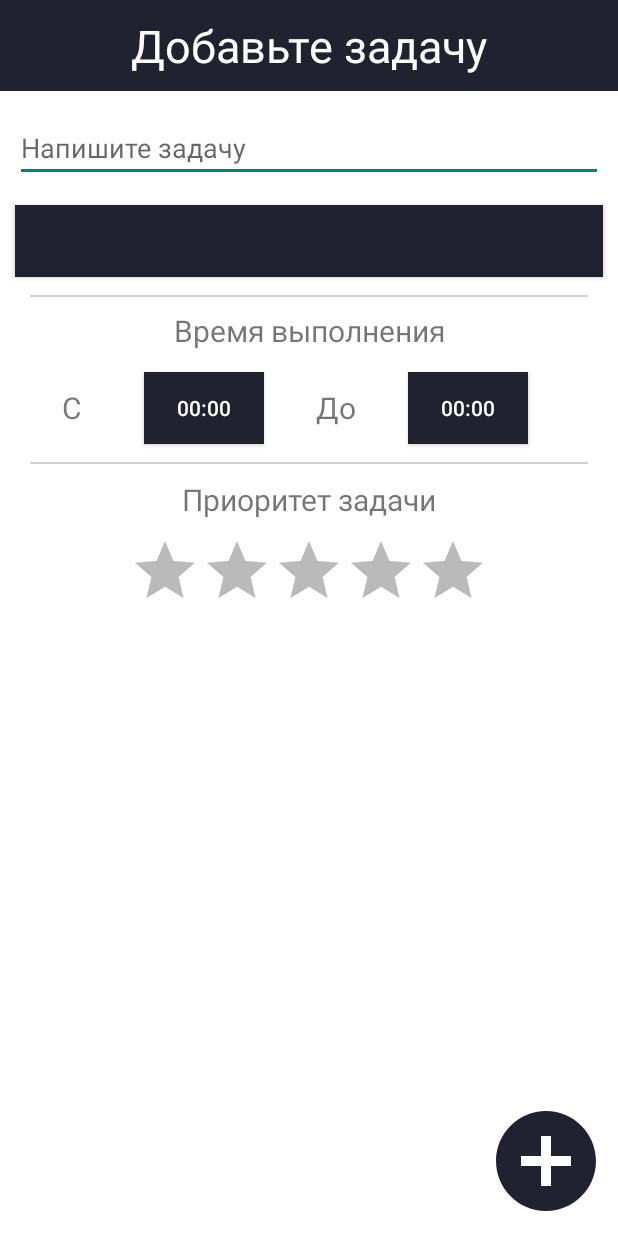
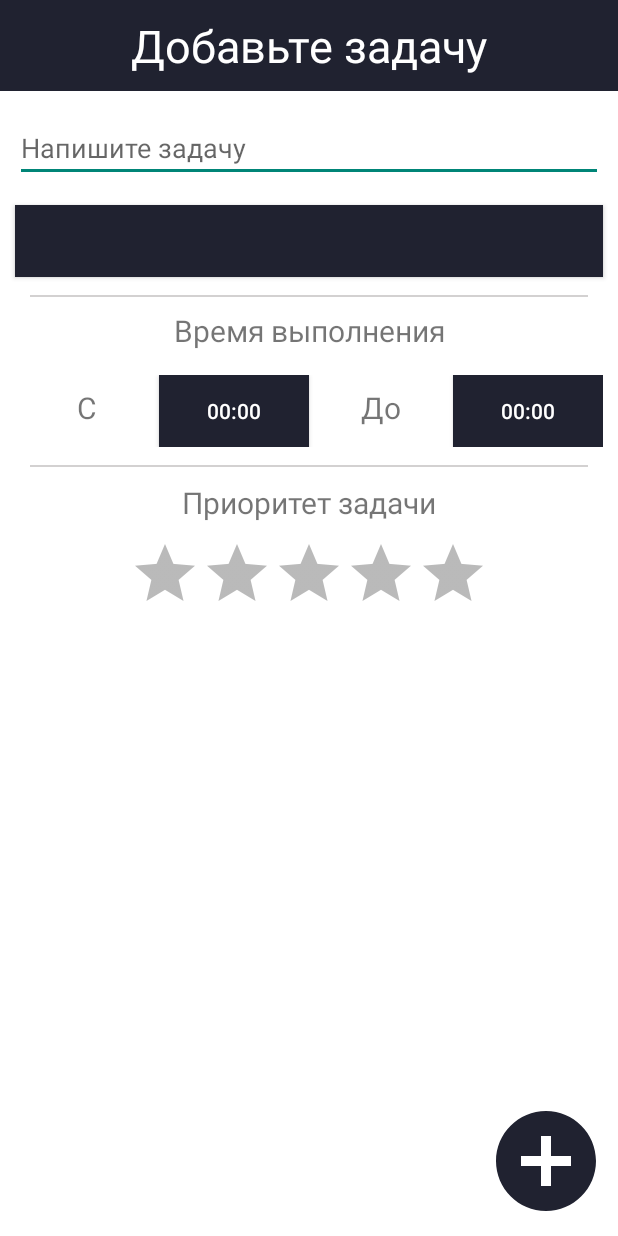
Before and after one commit to OVERENSAL/StudentScheduler, an Android app: the AddTasksActivity screen opened directly, with no data from a screen before it, on a phone screen of 412 x 824 dp. Run offline under Robolectric (Android 15) with nearby library versions, the phone set to English and light mode, and no system bars; libraries missing offline, so code that uses them is left out: com.jakewharton.threetenabp; 1 statement that could not run was skipped.

```diff
--- a/StudentScheduler/app/src/main/java/com/example/studentscheduler/activity/AddTasksActivity.kt
+++ b/StudentScheduler/app/src/main/java/com/example/studentscheduler/activity/AddTasksActivity.kt
@@ -26,15 +26,24 @@ class AddTasksActivity : AppCompatActivity() {
         super.onCreate(savedInstanceState)
         setContentView(R.layout.activity_add_tasks)
 
-        //принятие текущего числа
-        val arg = intent.extras
-        val name = arg!!.get("InternalDate")!!.toString()
-        calendar_button.text = name
-
         myViewModel = ViewModelProviders.of(this)[MyViewModel::class.java] //определение viewmodel
         myViewModel.showTaskEvent.observe(this, androidx.lifecycle.Observer { text ->
             Toast.makeText(this, text, Toast.LENGTH_SHORT).show()
         })
+
+        //принятие текущего числа в calendar_button
+        val arg = intent.extras
+        val name = arg!!.get("InternalDate")!!.toString()
+
+        //определение полей при пересоздании активити
+        if (!(myViewModel.getInternalDate().isEmpty()))
+            calendar_button.text = myViewModel.getInternalDate()
+        else
+            calendar_button.text = name
+        if (!(myViewModel.getStartTime().isEmpty()))
+            startTimeButton.text = myViewModel.getStartTime()
+        if (!(myViewModel.getFinishTime().isEmpty()))
+            finishTimeButton.text = myViewModel.getFinishTime()
 
         val c = Calendar.getInstance()
         //появляется датапикер
--- a/StudentScheduler/app/src/main/java/com/example/studentscheduler/room/TaskDao.kt
+++ b/StudentScheduler/app/src/main/java/com/example/studentscheduler/room/TaskDao.kt
@@ -13,7 +13,9 @@ interface TaskDao {
     @Insert(onConflict = OnConflictStrategy.REPLACE)
     fun insert(task : Task)
 
+    @Update
+    fun update(task: Task)
+
     @Delete
     fun delete(task: Task)
-
 }
--- a/StudentScheduler/app/src/main/res/layout/activity_add_tasks.xml
+++ b/StudentScheduler/app/src/main/res/layout/activity_add_tasks.xml
@@ -39,13 +39,13 @@
         android:id="@+id/scrollView2"
         android:layout_width="match_parent"
         android:layout_height="0dp"
+        android:scrollbars="none"
         app:layout_constraintBottom_toBottomOf="parent"
         app:layout_constraintEnd_toEndOf="parent"
-        app:layout_constraintHorizontal_bias="1.0"
+        app:layout_constraintHorizontal_bias="0.0"
         app:layout_constraintStart_toStartOf="parent"
         app:layout_constraintTop_toBottomOf="@+id/constraintLayout"
-        app:layout_constraintVertical_bias="1.0"
-        android:scrollbars="none">
+        app:layout_constraintVertical_bias="1.0">
 
         <androidx.constraintlayout.widget.ConstraintLayout
             android:layout_width="match_parent"
@@ -66,7 +66,7 @@
                 android:textSize="18sp"
                 app:layout_constraintEnd_toEndOf="parent"
                 app:layout_constraintStart_toStartOf="parent"
-                app:layout_constraintTop_toTopOf="parent"/>
+                app:layout_constraintTop_toTopOf="parent" />
 
             <View
                 android:id="@+id/view"
@@ -92,7 +92,7 @@
                 app:layout_constraintEnd_toEndOf="parent"
                 app:layout_constraintHorizontal_bias="1.0"
                 app:layout_constraintStart_toStartOf="parent"
-                app:layout_constraintTop_toBottomOf="@+id/startTimeButton" />
+                app:layout_constraintTop_toBottomOf="@+id/grid_layout" />
 
             <Button
                 android:id="@+id/calendar_button"
@@ -122,53 +122,54 @@
                 app:layout_constraintStart_toStartOf="parent"
                 app:layout_constraintTop_toTopOf="@+id/view" />
 
-            <Button
-                android:id="@+id/startTimeButton"
-                android:layout_width="80dp"
+            <GridLayout
+                android:id="@+id/grid_layout"
+                android:layout_width="match_parent"
                 android:layout_height="wrap_content"
+                android:layout_marginTop="16dp"
+                app:layout_constraintEnd_toEndOf="parent"
+                app:layout_constraintStart_toStartOf="parent"
+                app:layout_constraintTop_toBottomOf="@+id/runTimeView"
                 android:layout_marginStart="10dp"
-                android:layout_marginTop="14dp"
-                android:background="@color/mainColor"
-                android:text="@string/_00_00"
-                android:textColor="#FFFFFF"
-                app:layout_constraintStart_toEndOf="@+id/startTimeView"
-                app:layout_constraintTop_toBottomOf="@+id/runTimeView" />
+                android:layout_marginEnd="10dp">
 
                 <TextView
                     android:id="@+id/startTimeView"
                     android:layout_width="76dp"
                     android:layout_height="wrap_content"
-                android:layout_marginStart="10dp"
-                android:layout_marginTop="24dp"
-                android:gravity="center"
                     android:text="@string/startTimeView"
                     android:textSize="20sp"
-                app:layout_constraintStart_toStartOf="parent"
-                app:layout_constraintTop_toBottomOf="@+id/runTimeView" />
+                    android:gravity="center"
+                    android:layout_columnWeight="1"/>
+
+                <Button
+                    android:id="@+id/startTimeButton"
+                    android:layout_width="80dp"
+                    android:layout_height="wrap_content"
+                    android:background="@color/mainColor"
+                    android:text="@string/_00_00"
+                    android:textColor="#FFFFFF"
+                    android:layout_columnWeight="1"/>
+
+                <TextView
+                    android:id="@+id/finishTimeView"
+                    android:layout_width="76dp"
+                    android:layout_height="wrap_content"
+                    android:gravity="center"
+                    android:text="@string/finishTimeView"
+                    android:textSize="20sp"
+                    android:layout_columnWeight="1"/>
 
                 <Button
                     android:id="@+id/finishTimeButton"
                     android:layout_width="80dp"
                     android:layout_height="wrap_content"
-                android:layout_marginStart="10dp"
-                android:layout_marginTop="14dp"
                     android:background="@color/mainColor"
                     android:text="@string/_00_00"
                     android:textColor="#FFFFFF"
-                app:layout_constraintStart_toEndOf="@+id/finishTimeView"
-                app:layout_constraintTop_toBottomOf="@+id/runTimeView" />
+                    android:layout_columnWeight="1"/>
 
-            <TextView
-                android:id="@+id/finishTimeView"
-                android:layout_width="76dp"
-                android:layout_height="wrap_content"
-                android:layout_marginStart="10dp"
-                android:layout_marginTop="24dp"
-                android:gravity="center"
-                android:text="@string/finishTimeView"
-                android:textSize="20sp"
-                app:layout_constraintStart_toEndOf="@+id/startTimeButton"
-                app:layout_constraintTop_toBottomOf="@+id/runTimeView" />
+            </GridLayout>
 
             <TextView
                 android:id="@+id/textView2"
@@ -185,14 +186,14 @@
                 android:id="@+id/ratingBar"
                 android:layout_width="wrap_content"
                 android:layout_height="wrap_content"
+                android:layout_marginTop="10dp"
+                android:layout_marginBottom="80dp"
+                android:stepSize="1"
                 android:theme="@style/MyRatingBar"
-                android:stepSize="1"
                 app:layout_constraintBottom_toBottomOf="parent"
                 app:layout_constraintEnd_toEndOf="parent"
                 app:layout_constraintStart_toStartOf="parent"
-                app:layout_constraintTop_toBottomOf="@+id/textView2"
-                android:layout_marginTop="10dp"
-                android:layout_marginBottom="80dp"/>
+                app:layout_constraintTop_toBottomOf="@+id/textView2" />
 
 
         </androidx.constraintlayout.widget.ConstraintLayout>
```
Also changed, not shown: StudentScheduler/app/src/main/java/com/example/studentscheduler/MyViewModel.kt (+8 -13 lines), StudentScheduler/app/src/main/java/com/example/studentscheduler/RecyclerViewAdapter.kt (+18 -39 lines), StudentScheduler/app/src/main/java/com/example/studentscheduler/activity/MainActivity.kt (+25 -30 lines). Lines whose indentation alone changed are shown as unchanged.
